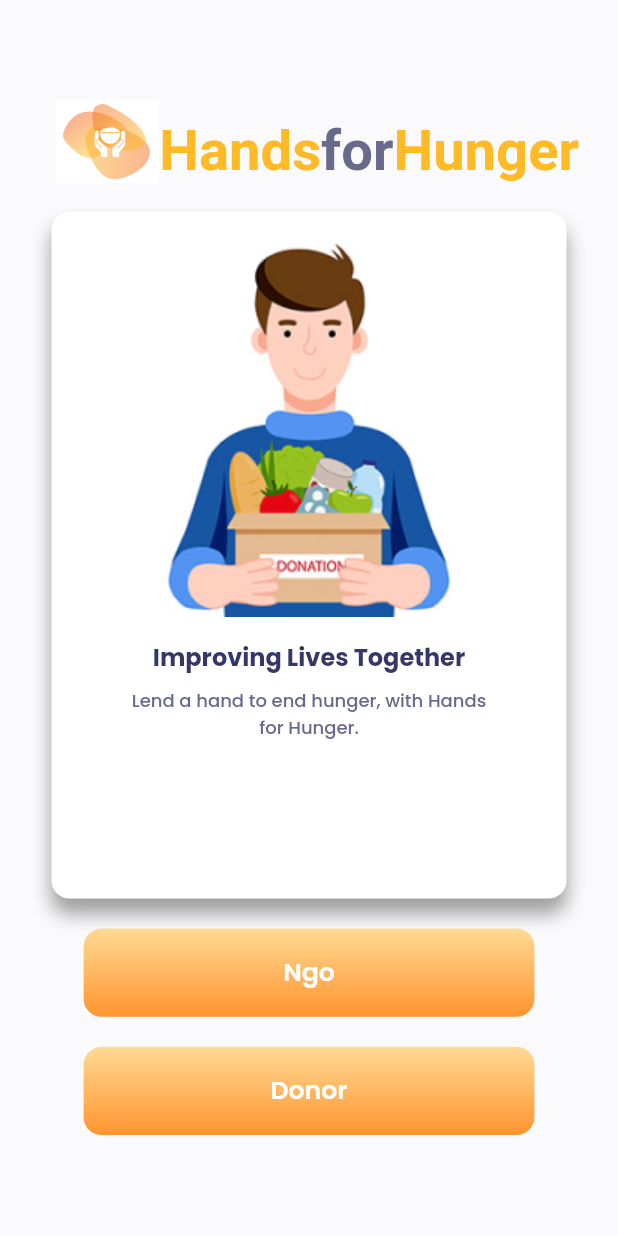
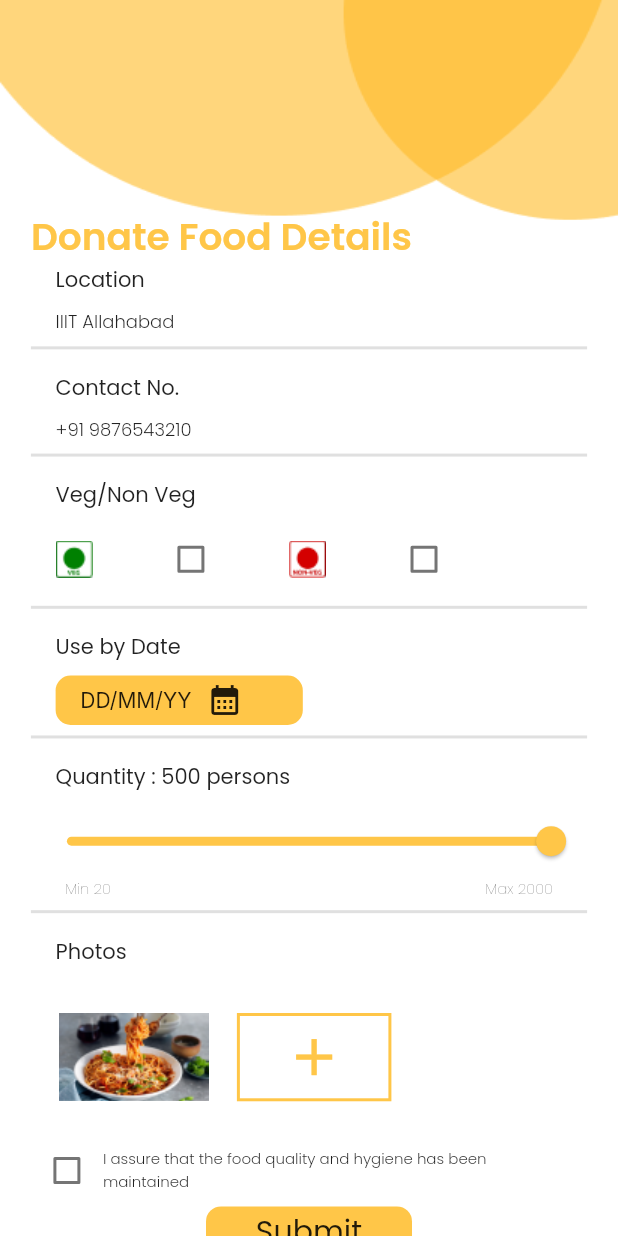
Before and after one commit to opencodeiiita/HandsForHunger, a Flutter app: the screen it shows after launch, on a phone screen of 412 x 824 dp. Run offline on Flutter 3.47's test engine with Material 2 defaults, Android fonts, the phone set to English and light mode, and no system bars; our stand-ins replace animated_splash_screen, firebase_core, google_fonts, sizer; missing offline and left inert: dart:ffi; accounts and stored records are empty; Roboto replaces fonts that are missing (Rakkas).

Commit message:
Created Donation Page

```diff
--- /dev/null
+++ b/lib/donor.dart
@@ -0,0 +1,277 @@
+import 'dart:ffi';
+
+import 'package:flutter/material.dart';
+import 'package:google_fonts/google_fonts.dart';
+import 'package:sizer/sizer.dart';
+
+class DonorPage extends StatelessWidget {
+  const DonorPage({super.key});
+
+  @override
+  Widget build(BuildContext context) {
+    double h = (MediaQuery.of(context).size.height),
+        w = (MediaQuery.of(context).size.width);
+    bool i = false;
+    return Scaffold(
+      body: Stack(
+        children: [
+          Container(
+            height: h,
+            width: w,
+            child: Image.asset(
+              'images/donor_background.png',
+              fit: BoxFit.fill,
+            ),
+          ),
+          SingleChildScrollView(
+            child: Container(
+              padding: EdgeInsets.only(
+                left: w / 20,
+                right: w / 20,
+                top: h / 5.9,
+              ),
+              child: Column(
+                children: [
+                  Row(
+                    children: [
+                      Text(
+                        'Donate Food Details',
+                        style: GoogleFonts.poppins(
+                            fontSize: 25,
+                            // decoration: TextDirection.,
+                            fontWeight: FontWeight.w600,
+                            color: Color(0xffFFC648)),
+                      ),
+                      // Image.asset(
+                      //     width: w / 4,
+                      //     height: h / 6,
+                      //     'images/WelcomeScreenImage.png')
+                    ],
+                  ),
+                  Container(
+                    margin: EdgeInsets.only(bottom: h / 100),
+                    child: Row(
+                      children: [
+                        SizedBox(
+                          width: w / 25,
+                        ),
+                        Text(
+                          'Location',
+                          style: GoogleFonts.poppins(
+                              fontSize: 14, fontWeight: FontWeight.w400),
+                        ),
+                      ],
+                    ),
+                  ),
+                  Row(
+                    children: [
+                      SizedBox(
+                        width: w / 25,
+                      ),
+                      Text(
+                        'IIIT Allahabad',
+                        style: GoogleFonts.poppins(
+                            fontSize: 12, fontWeight: FontWeight.w300),
+                      ),
+                    ],
+                  ),
+                  Divider(
+                    thickness: 2,
+                  ),
+                  Txt(h: h, w: w, t: "Contact No."),
+                  Row(
+                    children: [
+                      SizedBox(
+                        width: w / 25,
+                      ),
+                      Text(
+                        '+91 9876543210',
+                        style: GoogleFonts.poppins(
+                            fontSize: 12, fontWeight: FontWeight.w300),
+                      ),
+                    ],
+                  ),
+                  Divider(
+                    thickness: 2,
+                  ),
+                  Txt(h: h, w: w, t: "Veg/Non Veg"),
+                  Row(
+                    children: [
+                      SizedBox(
+                        width: w / 25,
+                      ),
+                      Image.asset('images/veg.png'),
+                      SizedBox(
+                        width: w / 10,
+                      ),
+                      Checkbox(value: i, onChanged: (val) {}),
+                      SizedBox(
+                        width: w / 10,
+                      ),
+                      Image.asset('images/nonVeg.png'),
+                      SizedBox(
+                        width: w / 10,
+                      ),
+                      Checkbox(value: i, onChanged: (val) {}),
+                      SizedBox(
+                        width: w / 10,
+                      ),
+                    ],
+                  ),
+                  Divider(
+                    thickness: 2,
+                  ),
+                  Txt(h: h, w: w, t: "Use by Date"),
+                  Row(
+                    children: [
+                      SizedBox(
+                        width: w / 25,
+                      ),
+                      Container(
+                        padding: EdgeInsets.symmetric(horizontal: w / 25),
+                        height: h / 25,
+                        width: w / 2.5,
+                        decoration: BoxDecoration(
+                            color: Color(0xffFFC648),
+                            borderRadius: BorderRadius.circular(10)),
+                        child: Row(
+                          children: [
+                            Text(
+                              'DD/MM/YY',
+                              style: GoogleFonts.inter(
+                                  fontSize: 14, fontWeight: FontWeight.w400),
+                            ),
+                            SizedBox(
+                              width: w / 40,
+                            ),
+                            Icon(Icons.calendar_month)
+                          ],
+                        ),
+                      ),
+                    ],
+                  ),
+                  Divider(
+                    thickness: 2,
+                  ),
+                  Txt(h: h, w: w, t: "Quantity : 500 persons"),
+                  SliderTheme(
+                    data: SliderTheme.of(context).copyWith(
+                      activeTrackColor: Color(0xffffc648),
+                      inactiveTrackColor: Colors.grey,
+                      thumbColor: Color(0xffffc648),
+                      overlayColor: Color.fromARGB(255, 250, 216, 142),
+                      thumbShape:
+                          RoundSliderThumbShape(enabledThumbRadius: 10.0),
+                      overlayShape:
+                          RoundSliderOverlayShape(overlayRadius: 24.0),
+                    ),
+                    child: Slider(value: 1, onChanged: (i) {}),
+                  ),
+                  Padding(
+                    padding: EdgeInsets.symmetric(horizontal: w / 18),
+                    child: Row(
+                      children: [
+                        Text(
+                          'Min 20',
+                          style: GoogleFonts.poppins(
+                              fontSize: 10, fontWeight: FontWeight.w200),
+                        ),
+                        Expanded(child: Container()),
+                        Text(
+                          'Max 2000',
+                          style: GoogleFonts.poppins(
+                              fontSize: 10, fontWeight: FontWeight.w200),
+                        )
+                      ],
+                    ),
+                  ),
+                  Divider(
+                    thickness: 2,
+                  ),
+                  Txt(h: h, w: w, t: 'Photos'),
+                  Row(
+                    children: [
+                      Container(
+                        height: h / 8,
+                        width: w / 3,
+                        child: Image.asset('images/food.png'),
+                      ),
+                      Container(
+                        height: h / 14,
+                        width: w / 4,
+                        decoration: BoxDecoration(
+                            border:
+                                Border.all(width: 2, color: Color(0xffffc648))),
+                        child: Icon(
+                          Icons.add,
+                          size: h / 20,
+                          color: Color(0xffffc648),
+                        ),
+                      ),
+                    ],
+                  ),
+                  Row(
+                    children: [
+                      Checkbox(value: i, onChanged: (i) {}),
+                      Text(
+                        'I assure that the food quality and hygiene has been \nmaintained',
+                        style: GoogleFonts.poppins(
+                            fontSize: 10, fontWeight: FontWeight.w300),
+                      )
+                    ],
+                  ),
+                  Container(
+                    height: h / 25,
+                    width: w / 3,
+                    decoration: BoxDecoration(
+                        borderRadius: BorderRadius.circular(10),
+                        color: Color(0xffffc648)),
+                    child: Center(
+                      child: Text(
+                        'Submit',
+                        style: GoogleFonts.poppins(
+                            fontSize: 20, fontWeight: FontWeight.w400),
+                      ),
+                    ),
+                  )
+                ],
+              ),
+            ),
+          )
+        ],
+      ),
+    );
+  }
+}
+
+class Txt extends StatelessWidget {
+  const Txt({
+    Key? key,
+    required this.h,
+    required this.w,
+    required this.t,
+  }) : super(key: key);
+
+  final double h;
+  final double w;
+  final String t;
+
+  @override
+  Widget build(BuildContext context) {
+    return Container(
+      margin: EdgeInsets.only(bottom: h / 100, top: h / 100),
+      child: Row(
+        children: [
+          SizedBox(
+            width: w / 25,
+          ),
+          Text(
+            t,
+            style:
+                GoogleFonts.poppins(fontSize: 14, fontWeight: FontWeight.w400),
+          ),
+        ],
+      ),
+    );
+  }
+}
--- a/lib/main.dart
+++ b/lib/main.dart
@@ -1,6 +1,8 @@
-import 'package:animated_splash_screen/animated_splash_screen.dart' show AnimatedSplashScreen, SplashTransition;
+import 'package:animated_splash_screen/animated_splash_screen.dart'
+    show AnimatedSplashScreen, SplashTransition;
 import 'package:flutter/material.dart';
 import 'package:firebase_core/firebase_core.dart';
+import 'package:handsforhunger/donor.dart';
 import 'welcomeScreen.dart';
 
 void main() async {
@@ -32,7 +34,7 @@ class MyApp extends StatelessWidget {
             ),
           ),
           duration: 2000,
-          nextScreen: WelcomeScreen()),
+          nextScreen: DonorPage()),
     );
   }
 }
```
Also changed, not shown: images/donor_background.png (added), images/food.png (added), images/nonVeg.png (added), images/veg.png (added).
